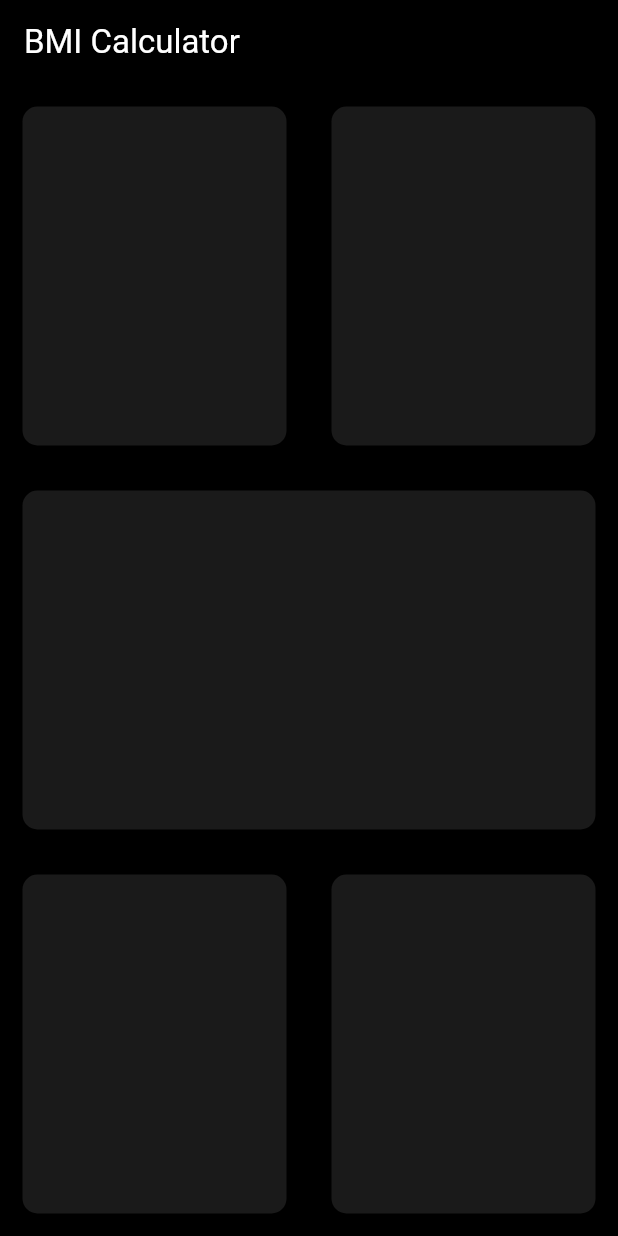
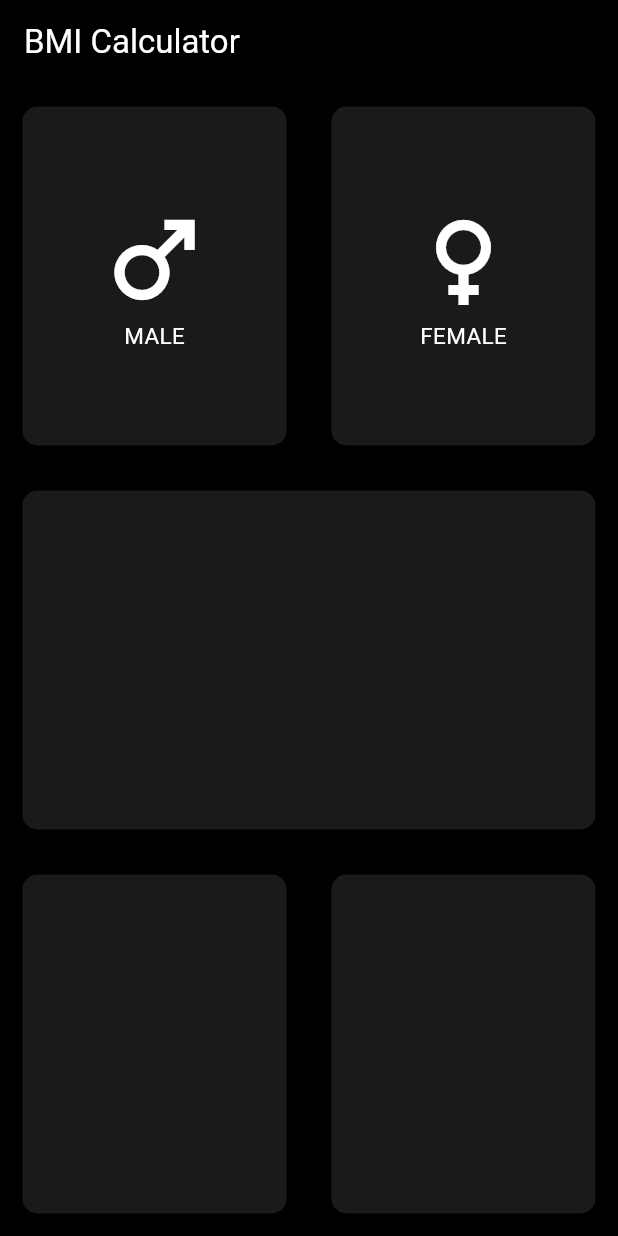
Before and after one commit to Bhattisahb/Flutter-practice-by-Husnain-Bhatti, a Flutter app: the screen it shows after launch, on a phone screen of 412 x 824 dp. Run offline on Flutter 3.47's test engine with Material 3 defaults, Android fonts, the light colour scheme and no system bars; our stand-ins replace font_awesome_flutter.

Commit message:
video 4
male and female icon added

```diff
--- a/bmi_app/lib/main.dart
+++ b/bmi_app/lib/main.dart
@@ -1,4 +1,5 @@
 import 'package:flutter/material.dart';
+import 'package:font_awesome_flutter/font_awesome_flutter.dart';
 
 
 
@@ -59,6 +60,16 @@ class _BMIState extends State<BMI> {
                   borderRadius: BorderRadius.circular(10),
 
                 ),
+                child: Column(
+                  mainAxisAlignment: MainAxisAlignment.center,
+                  children: [
+                    Icon(Icons.male, size: 80, color: Colors.white,),
+                    Text("MALE", style: TextStyle(fontSize: 15 , color: Colors.white),),
+
+                  ],
+                ),
+
+
               )),
               Expanded(
                 child: Container(
@@ -69,6 +80,20 @@ class _BMIState extends State<BMI> {
                     borderRadius: BorderRadius.circular(10),
 
                   ),
+                  child: Column(
+                    mainAxisAlignment: MainAxisAlignment.center,
+                    children: [
+
+                      Icon(Icons.female, size: 80, color: Colors.white,),
+                      Text("FEMALE", style: TextStyle(fontSize: 15 , color: Colors.white),),
+
+
+                    ],
+
+
+                  ),
+
+
                 ),
               )
 
--- a/bmi_app/pubspec.yaml
+++ b/bmi_app/pubspec.yaml
@@ -34,6 +34,7 @@ dependencies:
   # The following adds the Cupertino Icons font to your application.
   # Use with the CupertinoIcons class for iOS style icons.
   cupertino_icons: ^1.0.8
+  font_awesome_flutter: ^10.9.0
 
 dev_dependencies:
   flutter_test:
```
Also changed, not shown: bmi_app/pubspec.lock.
